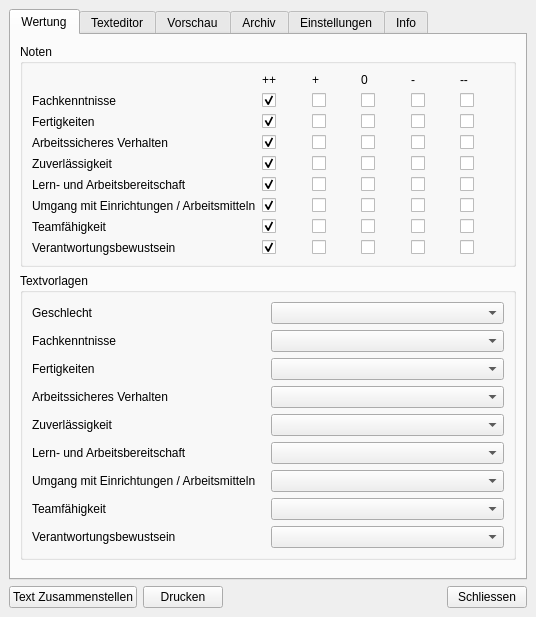
First picture: the form in mainwindow.ui, repository str4el/grading, before the edit.
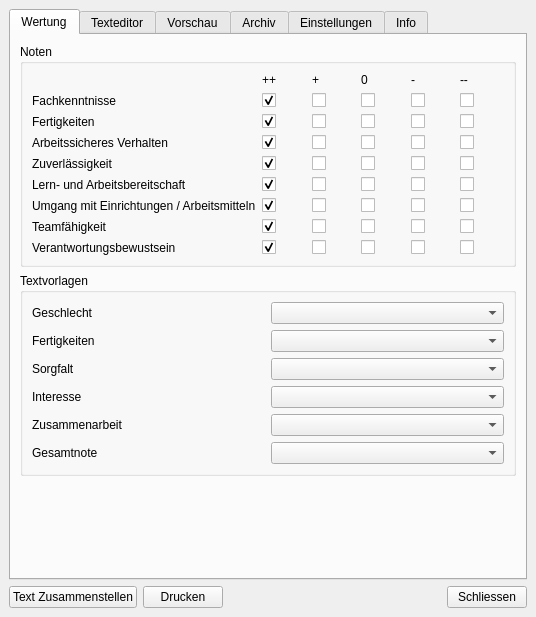
Second picture: the form after the edit. Custom widgets are drawn as their Qt base class.

The edit to the form file:
```diff
--- a/mainwindow.ui
+++ b/mainwindow.ui
@@ -671,19 +671,6 @@
             <widget class="QComboBox" name="assessmentSexCombo"/>
            </item>
            <item row="1" column="0">
-            <widget class="QLabel" name="label14">
-             <property name="text">
-              <string>Fachkenntnisse</string>
-             </property>
-             <property name="buddy">
-              <cstring>assessmentKnowledgeCombo</cstring>
-             </property>
-            </widget>
-           </item>
-           <item row="1" column="1">
-            <widget class="QComboBox" name="assessmentKnowledgeCombo"/>
-           </item>
-           <item row="2" column="0">
             <widget class="QLabel" name="label22">
              <property name="text">
               <string>Fertigkeiten</string>
@@ -693,16 +680,29 @@
              </property>
             </widget>
            </item>
-           <item row="2" column="1">
+           <item row="1" column="1">
             <widget class="QComboBox" name="assessmentSkillsCombo"/>
            </item>
-           <item row="3" column="0">
+           <item row="2" column="0">
             <widget class="QLabel" name="label19">
              <property name="text">
-              <string>Arbeitssicheres Verhalten</string>
+              <string>Sorgfalt</string>
              </property>
              <property name="buddy">
-              <cstring>assessmentSafetyCombo</cstring>
+              <cstring>assessmentCareCombo</cstring>
+             </property>
+            </widget>
+           </item>
+           <item row="2" column="1">
+            <widget class="QComboBox" name="assessmentCareCombo"/>
+           </item>
+           <item row="3" column="0">
+            <widget class="QLabel" name="label15">
+             <property name="text">
+              <string>Interesse</string>
+             </property>
+             <property name="buddy">
+              <cstring>assessmentInterestCombo</cstring>
              </property>
             </widget>
            </item>
@@ -710,69 +710,27 @@
             <widget class="QComboBox" name="assessmentSafetyCombo"/>
            </item>
            <item row="4" column="0">
-            <widget class="QLabel" name="label15">
+            <widget class="QLabel" name="label14_2">
              <property name="text">
-              <string>Zuverlässigkeit</string>
-             </property>
-             <property name="buddy">
-              <cstring>assessmentReliabilityCombo</cstring>
+              <string>Zusammenarbeit</string>
              </property>
             </widget>
            </item>
            <item row="4" column="1">
-            <widget class="QComboBox" name="assessmentReliabilityCombo"/>
+            <widget class="QComboBox" name="assessmentTeamworkCombo"/>
            </item>
            <item row="5" column="0">
-            <widget class="QLabel" name="label14_2">
-             <property name="text">
-              <string>Lern- und Arbeitsbereitschaft</string>
-             </property>
-             <property name="buddy">
-              <cstring>assessmentKnowledgeCombo</cstring>
-             </property>
-            </widget>
-           </item>
-           <item row="5" column="1">
-            <widget class="QComboBox" name="assessmentActivityCombo"/>
-           </item>
-           <item row="6" column="0">
             <widget class="QLabel" name="label22_2">
              <property name="text">
-              <string>Umgang mit Einrichtungen / Arbeitsmitteln</string>
+              <string>Gesamtnote</string>
              </property>
              <property name="buddy">
               <cstring>assessmentSkillsCombo</cstring>
              </property>
             </widget>
            </item>
-           <item row="6" column="1">
-            <widget class="QComboBox" name="assessmentProperHandlingCombo"/>
-           </item>
-           <item row="7" column="0">
-            <widget class="QLabel" name="label19_2">
-             <property name="text">
-              <string>Teamfähigkeit</string>
-             </property>
-             <property name="buddy">
-              <cstring>assessmentSafetyCombo</cstring>
-             </property>
-            </widget>
-           </item>
-           <item row="7" column="1">
-            <widget class="QComboBox" name="assessmentTeamworkCombo"/>
-           </item>
-           <item row="8" column="0">
-            <widget class="QLabel" name="label15_2">
-             <property name="text">
-              <string>Verantwortungsbewustsein</string>
-             </property>
-             <property name="buddy">
-              <cstring>assessmentReliabilityCombo</cstring>
-             </property>
-            </widget>
-           </item>
-           <item row="8" column="1">
-            <widget class="QComboBox" name="assessmentResponsibilityCombo"/>
+           <item row="5" column="1">
+            <widget class="QComboBox" name="assessmentTotalCombo"/>
            </item>
           </layout>
          </widget>
```
Left out of the diff: 7 changed lines with no effect on the pictures.
